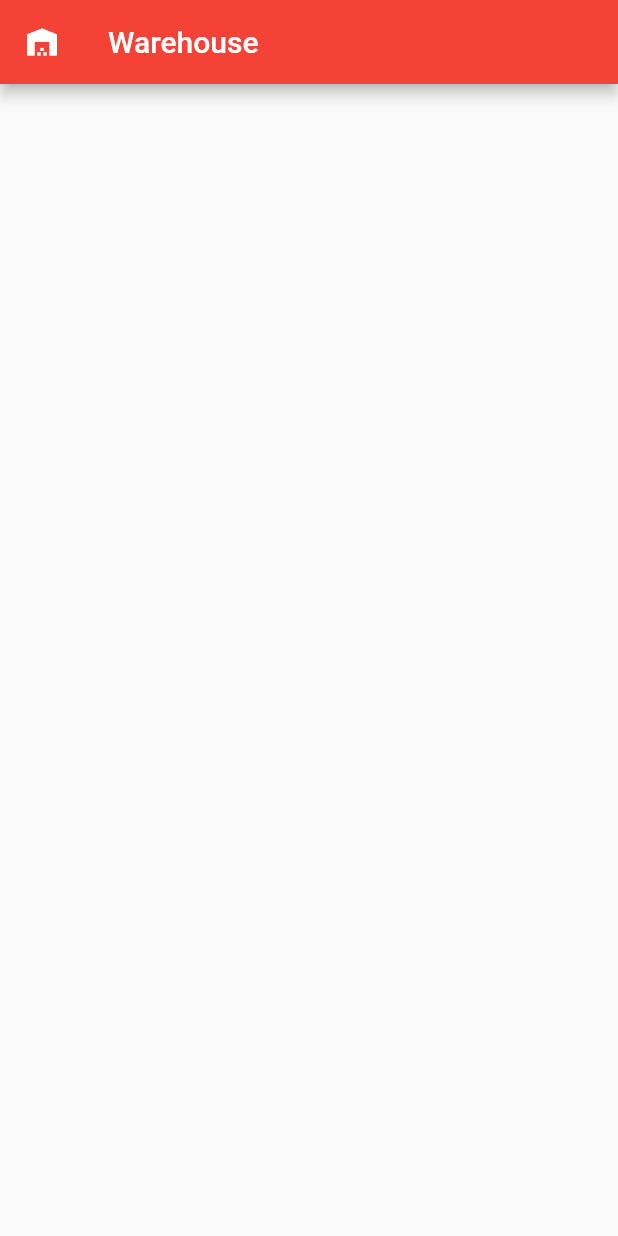
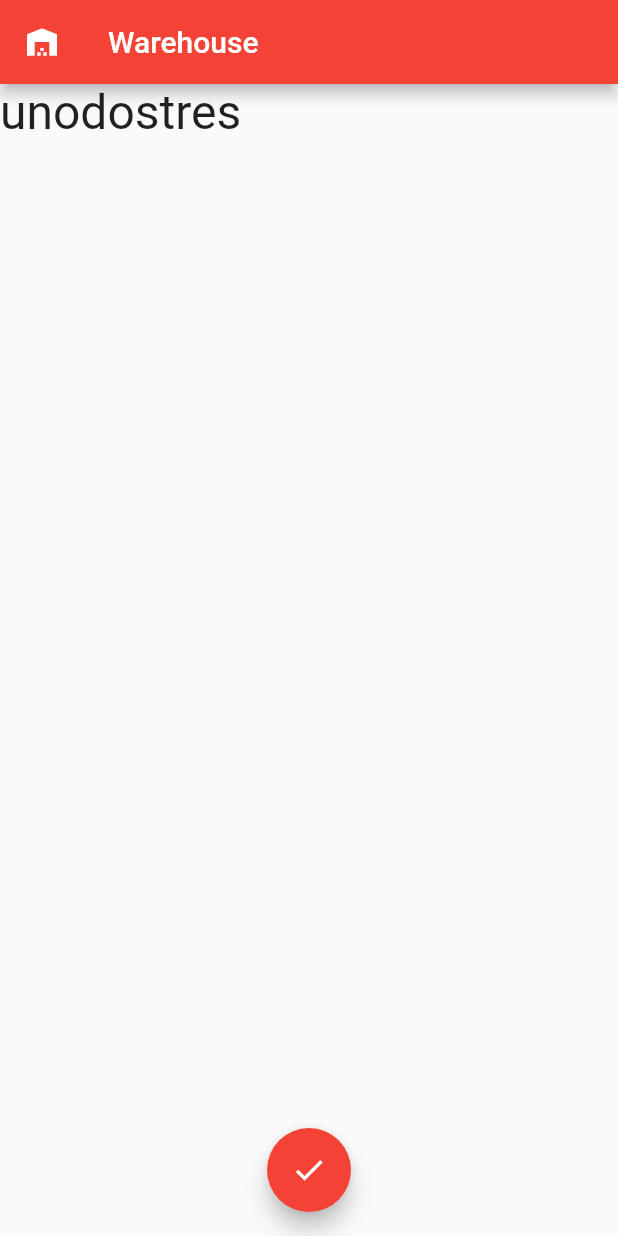
Before and after one commit to Xaxurro/Warehouse, a Flutter app: the screen it shows after launch, on a phone screen of 412 x 824 dp. Run offline on Flutter 3.47's test engine with Material 2 defaults, Android fonts, the phone set to English and light mode, and no system bars.

Commit message:
class 29/08

```diff
--- a/lib/screens/home_screen.dart
+++ b/lib/screens/home_screen.dart
@@ -1,8 +1,9 @@
 import 'package:flutter/material.dart';
 
 class HomeScreen extends StatelessWidget {
-  const HomeScreen({Key? key}) : super(key: key);
+//   const HomeScreen({Key? key}) : super(key: key);
 
+  final styleTextRow = new TextStyle(fontSize: 32);
   @override
   Widget build(BuildContext context) {
     return Scaffold(
@@ -11,6 +12,26 @@ class HomeScreen extends StatelessWidget {
         backgroundColor: Colors.red,
         leading: Icon(Icons.warehouse),
       ),
+      body: Column(children: [
+        Row(
+          children: <Widget>[
+            Text('uno', style: styleTextRow),
+            Text(
+              'dos',
+              style: styleTextRow,
+            ),
+            Text('tres', style: styleTextRow),
+          ],
+        )
+      ]),
+      floatingActionButtonLocation: FloatingActionButtonLocation.centerFloat,
+      floatingActionButton: FloatingActionButton(
+        child: Icon(Icons.check),
+        backgroundColor: Colors.red,
+        onPressed: () {
+          print('HOLA (con hate)');
+        },
+      ),
     );
   }
 }
```
